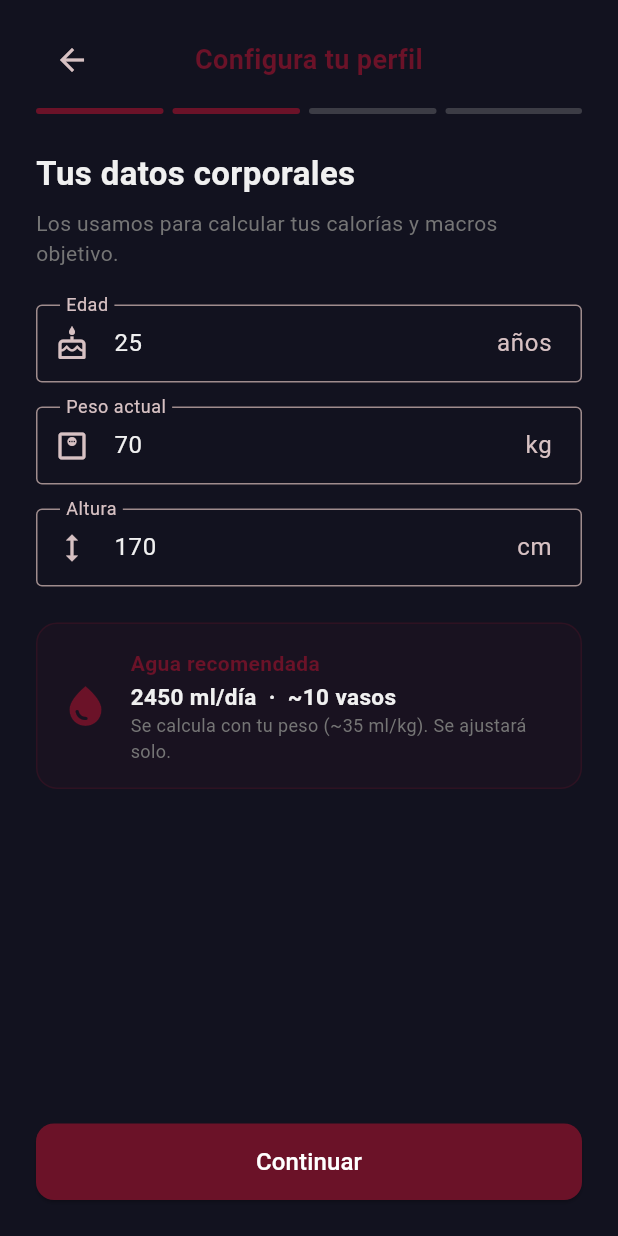
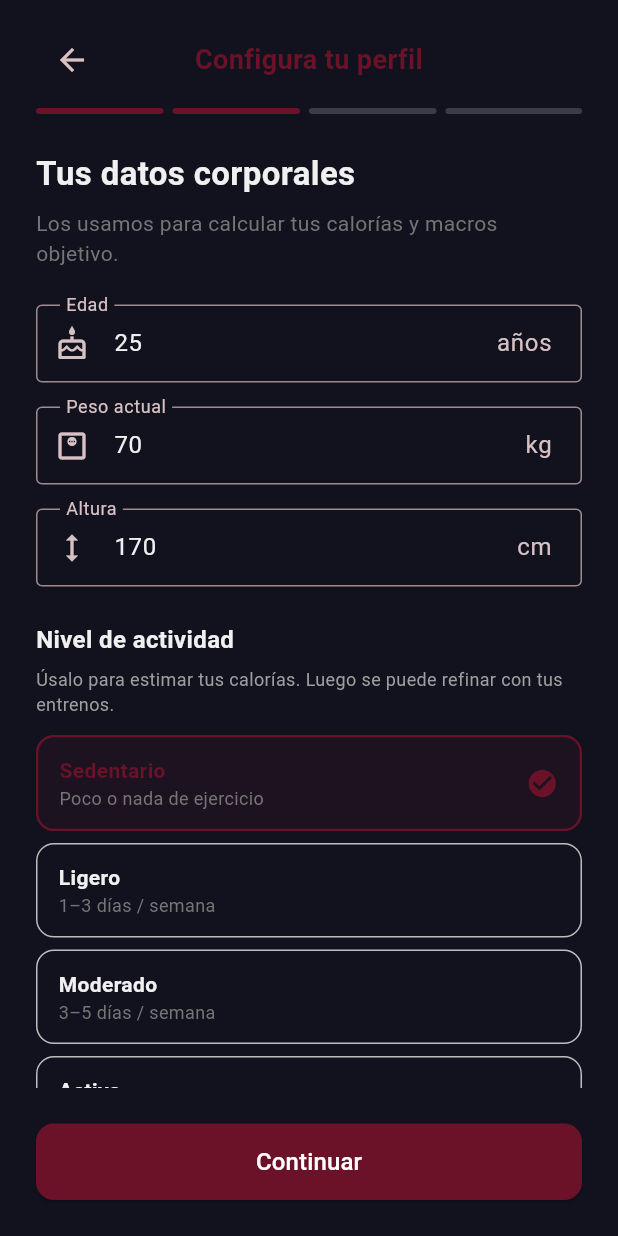
Before and after one commit to Poxelado/BalancoreApp, a Flutter app: the OnboardingScreen screen opened directly, swiped to page 2, on a phone screen of 412 x 824 dp. Run offline on Flutter 3.47's test engine with Material 3 defaults, Android fonts, the phone set to English and light mode, and no system bars; our stand-ins replace cloud_firestore, firebase_auth, firebase_core, fl_chart, flutter_local_notifications, flutter_riverpod and 4 more; accounts and stored records are empty.

Commit message:
Arreglo con nivel de actividad

```diff
--- a/lib/features/auth/presentation/screens/onboarding_screen.dart
+++ b/lib/features/auth/presentation/screens/onboarding_screen.dart
@@ -456,7 +456,19 @@ class _OnboardingScreenState extends ConsumerState<OnboardingScreen> {
             onChanged: (_) => setState(() {}),
           ),
           const SizedBox(height: 24),
-          // Agua estimada (en vez de elegir actividad a mano)
+          const Text(
+            'Nivel de actividad',
+            style: TextStyle(fontWeight: FontWeight.w600, fontSize: 16),
+          ),
+          const SizedBox(height: 6),
+          Text(
+            'Úsalo para estimar tus calorías. Luego se puede refinar con tus entrenos.',
+            style: TextStyle(fontSize: 12, color: Colors.grey),
+          ),
+          const SizedBox(height: 12),
+          ..._activityOptions(primary),
+          const SizedBox(height: 24),
+          // Agua recomendada según peso
           Builder(
             builder: (context) {
               final w = double.tryParse(_weightController.text) ?? 70;
@@ -511,6 +523,75 @@ class _OnboardingScreenState extends ConsumerState<OnboardingScreen> {
         ],
       ),
     );
+  }
+
+
+  List<Widget> _activityOptions(Color primary) {
+    const items = <(String, String)>[
+      ('Sedentario', 'Poco o nada de ejercicio'),
+      ('Ligero', '1–3 días / semana'),
+      ('Moderado', '3–5 días / semana'),
+      ('Activo', '6–7 días / semana'),
+      ('Muy activo', 'Entrenamiento intenso diario'),
+    ];
+    return [
+      for (final (value, subtitle) in items)
+        Padding(
+          padding: const EdgeInsets.only(bottom: 8),
+          child: Material(
+            color: _activityLevel == value
+                ? primary.withValues(alpha: 0.12)
+                : Colors.transparent,
+            borderRadius: BorderRadius.circular(12),
+            child: InkWell(
+              borderRadius: BorderRadius.circular(12),
+              onTap: () => setState(() => _activityLevel = value),
+              child: Container(
+                width: double.infinity,
+                padding:
+                const EdgeInsets.symmetric(horizontal: 14, vertical: 12),
+                decoration: BoxDecoration(
+                  borderRadius: BorderRadius.circular(12),
+                  border: Border.all(
+                    color: _activityLevel == value
+                        ? primary
+                        : Colors.grey.shade400,
+                    width: _activityLevel == value ? 1.5 : 1,
+                  ),
+                ),
+                child: Row(
+                  children: [
+                    Expanded(
+                      child: Column(
+                        crossAxisAlignment: CrossAxisAlignment.start,
+                        children: [
+                          Text(
+                            value,
+                            style: TextStyle(
+                              fontWeight: FontWeight.w600,
+                              color:
+                              _activityLevel == value ? primary : null,
+                            ),
+                          ),
+                          Text(
+                            subtitle,
+                            style: TextStyle(
+                              fontSize: 12,
+                              color: Colors.grey.shade600,
+                            ),
+                          ),
+                        ],
+                      ),
+                    ),
+                    if (_activityLevel == value)
+                      Icon(Icons.check_circle, color: primary, size: 22),
+                  ],
+                ),
+              ),
+            ),
+          ),
+        ),
+    ];
   }
 
   Widget _buildGoalPage(Color primary) {
--- a/lib/features/profile/presentation/screens/edit_profile_screen.dart
+++ b/lib/features/profile/presentation/screens/edit_profile_screen.dart
@@ -166,7 +166,6 @@ class _EditProfileScreenState extends ConsumerState<EditProfileScreen> {
       }
 
       final waterMl = UserProfile.calculateWaterMl(weightKg: weight);
-      final activity = await _resolvedActivity();
 
       final updated = widget.profile.copyWith(
         displayName: _nameController.text.trim().isEmpty
@@ -180,7 +179,7 @@ class _EditProfileScreenState extends ConsumerState<EditProfileScreen> {
         currentWeight: weight,
         height: height,
         age: age,
-        activityLevel: activity,
+        activityLevel: _activityLevel,
         goal: _goal,
         targetCalories: _targetCalories,
         targetProtein: _targetProtein,
@@ -373,7 +372,25 @@ class _EditProfileScreenState extends ConsumerState<EditProfileScreen> {
             ],
           ),
           const SizedBox(height: 12),
-          // En vez del Dropdown de actividad:
+          DropdownButtonFormField<String>(
+            value: UserProfile.activityLevels.contains(_activityLevel)
+                ? _activityLevel
+                : 'Sedentario',
+            decoration: const InputDecoration(
+              labelText: 'Nivel de actividad',
+              border: OutlineInputBorder(),
+              helperText: 'Influye en el cálculo de calorías objetivo',
+            ),
+            items: UserProfile.activityLevels
+                .map((a) => DropdownMenuItem(value: a, child: Text(a)))
+                .toList(),
+            onChanged: (v) {
+              if (v == null) return;
+              setState(() => _activityLevel = v);
+              if (!_manualCalories) _recalculate(silent: true);
+            },
+          ),
+          const SizedBox(height: 12),
           Builder(
             builder: (context) {
               final weight = double.tryParse(_weightController.text) ??
@@ -385,7 +402,7 @@ class _EditProfileScreenState extends ConsumerState<EditProfileScreen> {
                   labelText: 'Agua recomendada',
                   border: OutlineInputBorder(),
                   prefixIcon: Icon(Icons.water_drop_outlined),
-                  helperText: 'Se calcula con tu peso. El nivel de actividad se ajusta solo según tus entrenos semanales.',
+                  helperText: 'Se calcula con tu peso (~35 ml/kg)',
                 ),
                 child: Text(
                   '$ml ml/día  ·  ~$glasses vasos de 250 ml',
```
